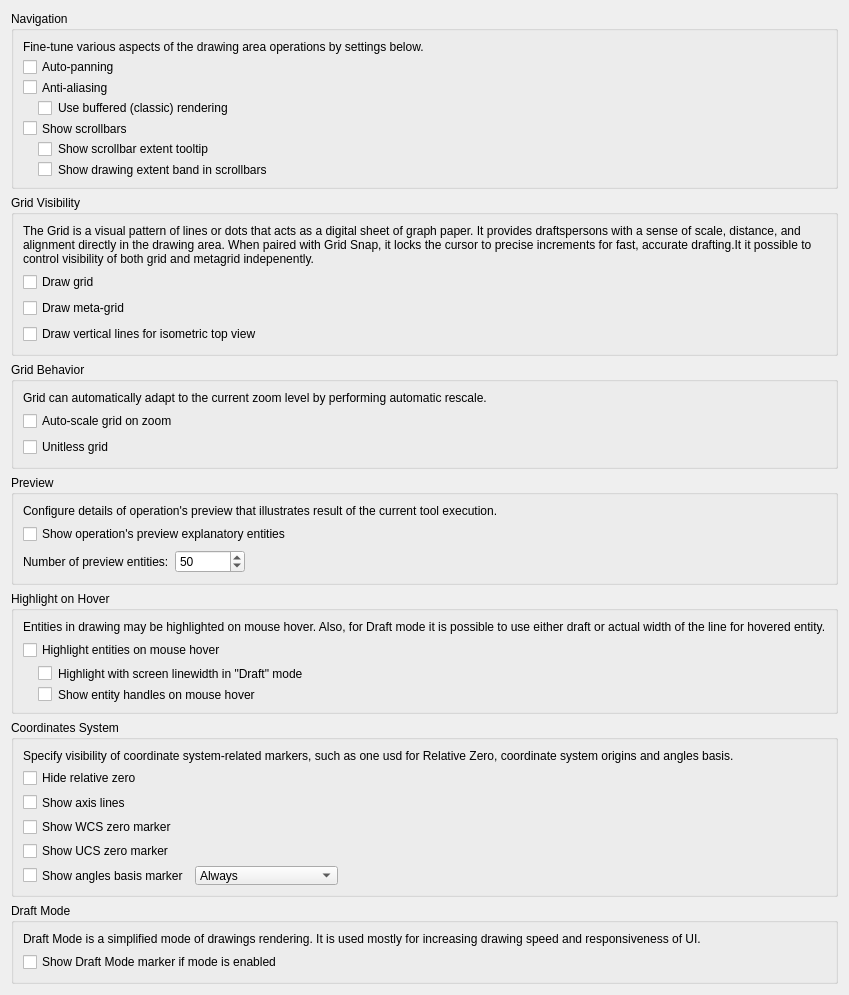
Old version of the form librecad/src/ui/dialogs/settings/options_drafting/pages/lc_settings_page_drafting_behavior_general.ui in the repository sand1024/LibreCAD.
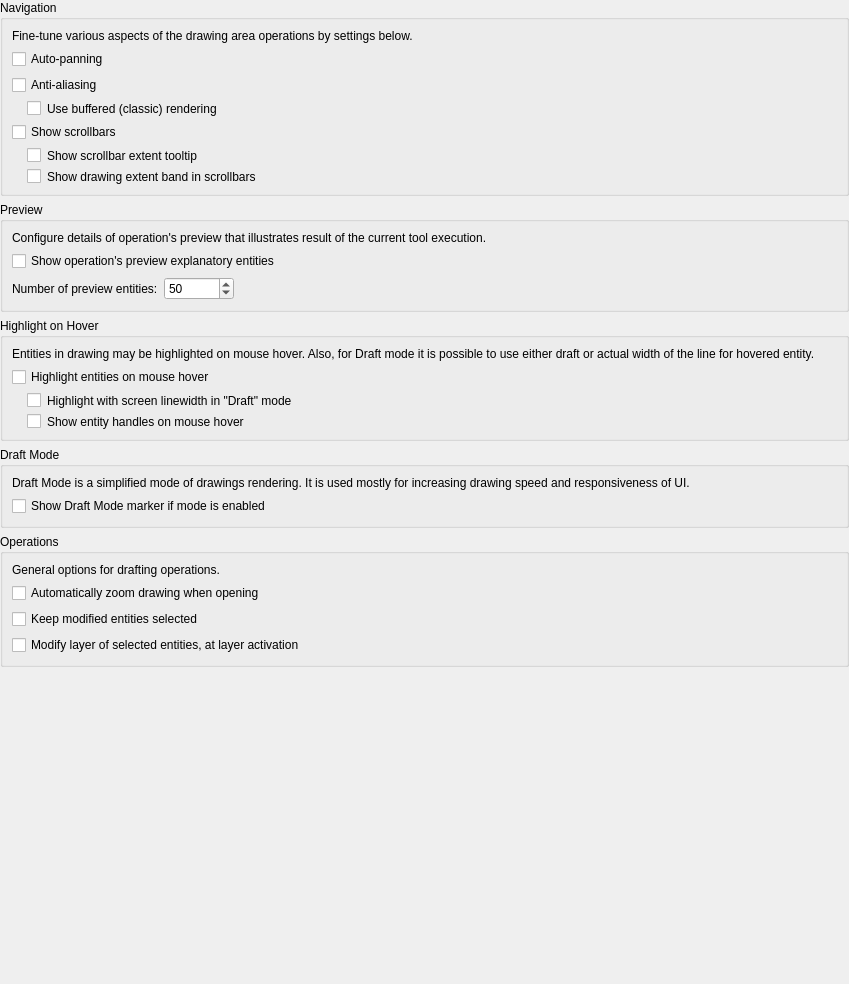
New version of the form. Custom widgets are drawn as their Qt base class.

Commit message: generic setting and drawfting settings dialogs cleanup

```diff
--- a/librecad/src/ui/dialogs/settings/options_drafting/pages/lc_settings_page_drafting_behavior_general.ui
+++ b/librecad/src/ui/dialogs/settings/options_drafting/pages/lc_settings_page_drafting_behavior_general.ui
@@ -11,6 +11,18 @@
    </rect>
   </property>
   <layout class="QVBoxLayout" name="mainLayout">
+   <property name="leftMargin">
+    <number>0</number>
+   </property>
+   <property name="topMargin">
+    <number>0</number>
+   </property>
+   <property name="rightMargin">
+    <number>0</number>
+   </property>
+   <property name="bottomMargin">
+    <number>0</number>
+   </property>
    <item>
     <widget class="QGroupBox" name="gbNavigation">
      <property name="title">
@@ -130,118 +142,6 @@
      </layout>
     </widget>
    </item>
-   <item>
-    <widget class="QGroupBox" name="groupBox">
-     <property name="title">
-      <string>Grid Visibility</string>
-     </property>
-     <layout class="QGridLayout" name="gridLayout_3">
-      <item row="2" column="0">
-       <widget class="QCheckBox" name="cbDrawMetaGrid">
-        <property name="toolTip">
-         <string>Meta-Grid Visibility
-
-                      If checked, metagrid will be drawn as part of grid drawing.</string>
-        </property>
-        <property name="text">
-         <string>Draw meta-grid</string>
-        </property>
-       </widget>
-      </item>
-      <item row="0" column="0">
-       <widget class="QLabel" name="label_3">
-        <property name="text">
-         <string>The Grid is a visual pattern of lines or dots that acts as a digital sheet of graph paper. It provides draftspersons with a sense of scale, distance, and alignment directly in the drawing area. When paired with Grid Snap, it locks the cursor to precise increments for fast, accurate drafting.It it possible to control visibility of both grid and metagrid indepenently.</string>
-        </property>
-        <property name="wordWrap">
-         <bool>true</bool>
-        </property>
-       </widget>
-      </item>
-      <item row="1" column="0">
-       <widget class="QCheckBox" name="cbDrawGrid">
-        <property name="toolTip">
-         <string>Grid Visibility
-
-                      If checked, grid wil be drawn</string>
-        </property>
-        <property name="text">
-         <string>Draw grid</string>
-        </property>
-       </widget>
-      </item>
-      <item row="3" column="0">
-       <widget class="QCheckBox" name="cbDrawVerticalForIsoTop">
-        <property name="toolTip">
-         <string>Isometric Top Grid
-
-                      If unchecked, vertical line will not be drawn for &quot;Top&quot; isometric view</string>
-        </property>
-        <property name="text">
-         <string>Draw vertical lines for isometric top view</string>
-        </property>
-       </widget>
-      </item>
-     </layout>
-    </widget>
-   </item>
-   <item>
-    <widget class="QGroupBox" name="gbGridBehavior">
-     <property name="title">
-      <string>Grid Behavior</string>
-     </property>
-     <layout class="QGridLayout" name="gridLayout">
-      <item row="3" column="0" colspan="2">
-       <widget class="QCheckBox" name="cbUnitlessGrid">
-        <property name="toolTip">
-         <string>Unitless Grid
-
-If checked, grid will not be adjusted to current units of drawing
-Interpret grid units as generic unitless values.</string>
-        </property>
-        <property name="text">
-         <string>Unitless grid</string>
-        </property>
-       </widget>
-      </item>
-      <item row="1" column="0" colspan="2">
-       <widget class="QCheckBox" name="cbScaleGrid">
-        <property name="toolTip">
-         <string>Grid Auto Scale
-
-If checked, the grid will be scalled automatically</string>
-        </property>
-        <property name="text">
-         <string>Auto-scale grid on zoom</string>
-        </property>
-       </widget>
-      </item>
-      <item row="2" column="2">
-       <spacer name="horizontalSpacer">
-        <property name="orientation">
-         <enum>Qt::Orientation::Horizontal</enum>
-        </property>
-        <property name="sizeHint" stdset="0">
-         <size>
-          <width>0</width>
-          <height>0</height>
-         </size>
-        </property>
-       </spacer>
-      </item>
-      <item row="0" column="0" colspan="3">
-       <widget class="QLabel" name="label_2">
-        <property name="text">
-         <string>Grid can automatically adapt to the current zoom level by performing automatic rescale.</string>
-        </property>
-        <property name="wordWrap">
-         <bool>true</bool>
-        </property>
-       </widget>
-      </item>
-     </layout>
-    </widget>
-   </item>
    <item>
     <widget class="QGroupBox" name="groupBox_4">
      <property name="title">
@@ -403,133 +303,6 @@
      </layout>
     </widget>
    </item>
-   <item>
-    <widget class="QGroupBox" name="groupBox_3">
-     <property name="title">
-      <string>Coordinates System</string>
-     </property>
-     <layout class="QGridLayout" name="gridLayout_5">
-      <item row="4" column="0" colspan="2">
-       <widget class="QCheckBox" name="cbShowUCSZeroMarker">
-        <property name="toolTip">
-         <string>UCS Marker Visibility
-
-If selected, marker for the User Coordinate System (UCS)
-will be shown in zero point of current UCS.</string>
-        </property>
-        <property name="text">
-         <string>Show UCS zero marker</string>
-        </property>
-       </widget>
-      </item>
-      <item row="0" column="0" colspan="3">
-       <widget class="QLabel" name="label_5">
-        <property name="text">
-         <string>Specify visibility of coordinate system-related markers, such as one usd for Relative Zero, coordinate system origins and angles basis.</string>
-        </property>
-        <property name="wordWrap">
-         <bool>true</bool>
-        </property>
-       </widget>
-      </item>
-      <item row="5" column="1">
-       <widget class="LC_ContentAdjustableComboBox" name="cbAnglesBaseShowPolicy">
-        <property name="toolTip">
-         <string>Angles Basis Maker Display Mode
-                      Defines when to draw angle basis marker</string>
-        </property>
-        <item>
-         <property name="text">
-          <string>Always</string>
-         </property>
-        </item>
-        <item>
-         <property name="text">
-          <string>Only for non-defaults</string>
-         </property>
-        </item>
-       </widget>
-      </item>
-      <item row="5" column="2">
-       <spacer name="horizontalSpacer_3">
-        <property name="orientation">
-         <enum>Qt::Orientation::Horizontal</enum>
-        </property>
-        <property name="sizeHint" stdset="0">
-         <size>
-          <width>0</width>
-          <height>0</height>
-         </size>
-        </property>
-       </spacer>
-      </item>
-      <item row="3" column="0" colspan="2">
-       <widget class="QCheckBox" name="cbShowWCSZeroMarker">
-        <property name="toolTip">
-         <string>WCS Marker Visibility
-
-If selected and ther there is custom
-User Coordinate System applied,
-the marker for World Coodinate
-System (WCS) will be shown in zero
-point of WCS.</string>
-        </property>
-        <property name="text">
-         <string>Show WCS zero marker</string>
-        </property>
-       </widget>
-      </item>
-      <item row="1" column="0" colspan="2">
-       <widget class="QCheckBox" name="cbHideRelativeZero">
-        <property name="toolTip">
-         <string>Relative Point Marker Visibility
-
-If checked, relative zero crosshair marker will not be drawn.
-Otherwise, one will be visible. Visibility of the marker does not
-affect relative zero related operations. </string>
-        </property>
-        <property name="text">
-         <string>Hide relative zero</string>
-        </property>
-       </widget>
-      </item>
-      <item row="5" column="0">
-       <widget class="QCheckBox" name="cbAnglesMarkVisible">
-        <property name="sizePolicy">
-         <sizepolicy hsizetype="Preferred" vsizetype="Preferred">
-          <horstretch>0</horstretch>
-          <verstretch>0</verstretch>
-         </sizepolicy>
-        </property>
-        <property name="toolTip">
-         <string>Angles Basis Marker Visibility
-
-If enabled, angles basis marker will be shown
-in the orign of coordinates system</string>
-        </property>
-        <property name="text">
-         <string>Show angles basis marker</string>
-        </property>
-       </widget>
-      </item>
-      <item row="2" column="0">
-       <widget class="QCheckBox" name="cbShowAxisLines">
-        <property name="toolTip">
-         <string>Axis Lines Visibility
-
-If selected, X and Y axis lines 
-intersected in origin point will be 
-rendered. Otherwise, no axis lines 
-will be present.</string>
-        </property>
-        <property name="text">
-         <string>Show axis lines</string>
-        </property>
-       </widget>
-      </item>
-     </layout>
-    </widget>
-   </item>
    <item>
     <widget class="QGroupBox" name="groupBox_5">
      <property name="title">
@@ -568,6 +341,92 @@
      </layout>
     </widget>
    </item>
+   <item>
+    <widget class="QGroupBox" name="groupBox">
+     <property name="title">
+      <string>Operations</string>
+     </property>
+     <layout class="QGridLayout" name="gridLayout">
+      <item row="0" column="0">
+       <widget class="QLabel" name="label_2">
+        <property name="text">
+         <string>General options for drafting operations.</string>
+        </property>
+       </widget>
+      </item>
+      <item row="1" column="0">
+       <widget class="QCheckBox" name="cbAutoZoomDrawing">
+        <property name="sizePolicy">
+         <sizepolicy hsizetype="Preferred" vsizetype="Preferred">
+          <horstretch>0</horstretch>
+          <verstretch>0</verstretch>
+         </sizepolicy>
+        </property>
+        <property name="toolTip">
+         <string>Auto Zoom on Open
+
+If selected, drawing will be zoomed automatically after opening.</string>
+        </property>
+        <property name="text">
+         <string>Automatically zoom drawing when opening</string>
+        </property>
+       </widget>
+      </item>
+      <item row="2" column="0">
+       <widget class="QCheckBox" name="cbKeepModifiedSelected">
+        <property name="sizePolicy">
+         <sizepolicy hsizetype="Preferred" vsizetype="Preferred">
+          <horstretch>0</horstretch>
+          <verstretch>0</verstretch>
+         </sizepolicy>
+        </property>
+        <property name="toolTip">
+         <string>Modified Entities Stays Selected
+
+If selected, entities will stay selected after completion of Modify operations.
+Otherwise, they will be not selected. </string>
+        </property>
+        <property name="text">
+         <string>Keep modified entities selected</string>
+        </property>
+       </widget>
+      </item>
+      <item row="2" column="1">
+       <spacer name="horizontalSpacer">
+        <property name="orientation">
+         <enum>Qt::Orientation::Horizontal</enum>
+        </property>
+        <property name="sizeHint" stdset="0">
+         <size>
+          <width>0</width>
+          <height>0</height>
+         </size>
+        </property>
+       </spacer>
+      </item>
+      <item row="3" column="0">
+       <widget class="QCheckBox" name="cbToActiveLayer">
+        <property name="sizePolicy">
+         <sizepolicy hsizetype="Preferred" vsizetype="Preferred">
+          <horstretch>0</horstretch>
+          <verstretch>0</verstretch>
+         </sizepolicy>
+        </property>
+        <property name="toolTip">
+         <string>Modify Layer on Layer Activation
+
+When enabled, activating a layer would modify all selected entities to that new layer.
+To change layer of multiple entities: first select needed entities; activate a layer in the layer widget.
+This makes all selected entities modified to belong to the new layer.</string>
+        </property>
+        <property name="text">
+         <string>Modify layer of selected entities, at layer activation</string>
+        </property>
+       </widget>
+      </item>
+     </layout>
+    </widget>
+   </item>
    <item>
     <spacer name="verticalSpacer">
      <property name="orientation">
@@ -583,13 +442,6 @@
    </item>
   </layout>
  </widget>
- <customwidgets>
-  <customwidget>
-   <class>LC_ContentAdjustableComboBox</class>
-   <extends>QComboBox</extends>
-   <header location="global">lc_content_adjustable_combo_box.h</header>
-  </customwidget>
- </customwidgets>
  <resources/>
  <connections/>
 </ui>
```
The commit also changes 40 other files.
